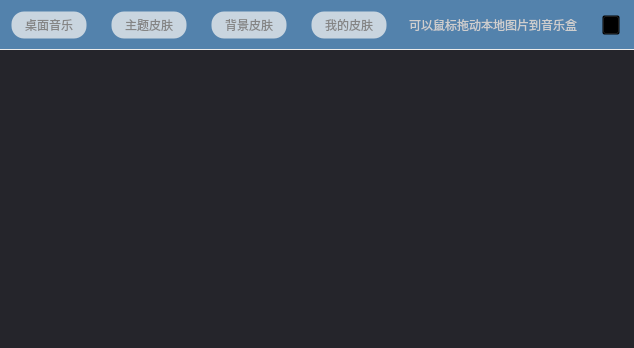
huizhang556/pc-video-player, file VideoPlayer/skin/MySkin.ui: the form before one commit.
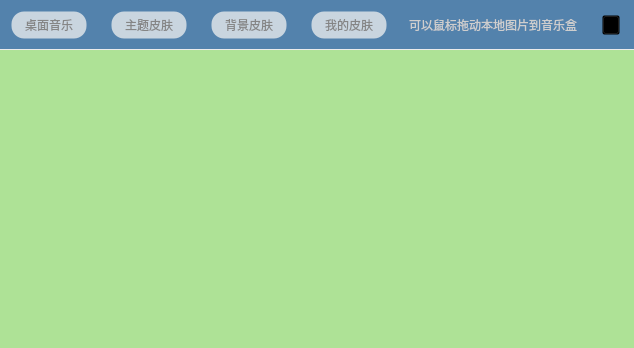
The form after the commit. The open tabs and pages were chosen to show the change. Icons and pictures are not drawn.

Diff of the .ui file:
```diff
--- a/VideoPlayer/skin/MySkin.ui
+++ b/VideoPlayer/skin/MySkin.ui
@@ -16,7 +16,7 @@
   <property name="styleSheet">
    <string notr="true">#MySkin
 {
-background-color:rgba(239, 239, 239,0.5);
+background-color:rgba(93, 197, 47,0.3);
 }
 </string>
   </property>
@@ -301,6 +301,34 @@
      </item>
      <item>
       <widget class="QStackedWidget" name="stackedWidget_skin">
+       <property name="styleSheet">
+        <string notr="true">#stackedWidget_skin
+{
+background-color: transparent;
+}
+
+QListWidget
+{
+border:none;
+background-color: transparent;
+}
+
+QListWidget::item
+{
+margin-left:10px;
+margin-top:10px;
+}
+
+QListWidget::item:hover
+{
+
+}
+
+QListWidget::item:selected
+{
+border:none;
+}</string>
+       </property>
        <property name="currentIndex">
         <number>0</number>
        </property>
@@ -324,28 +352,7 @@
          <item>
           <widget class="QListWidget" name="listWidget_desktop">
            <property name="styleSheet">
-            <string notr="true">QListWidget
-{
-border:none;
-background-color:#25252b;
-}
-
-QListWidget::item
-{
-margin-left:10px;
-margin-top:10px;
-background-color:#25252b;
-}
-
-QListWidget::item:hover
-{
-
-}
-
-QListWidget::item:selected
-{
-border:none;
-}</string>
+            <string notr="true"/>
            </property>
            <property name="flow">
             <enum>QListView::LeftToRight</enum>
```
Left out of the diff: 62 changed lines with no effect on the pictures.
